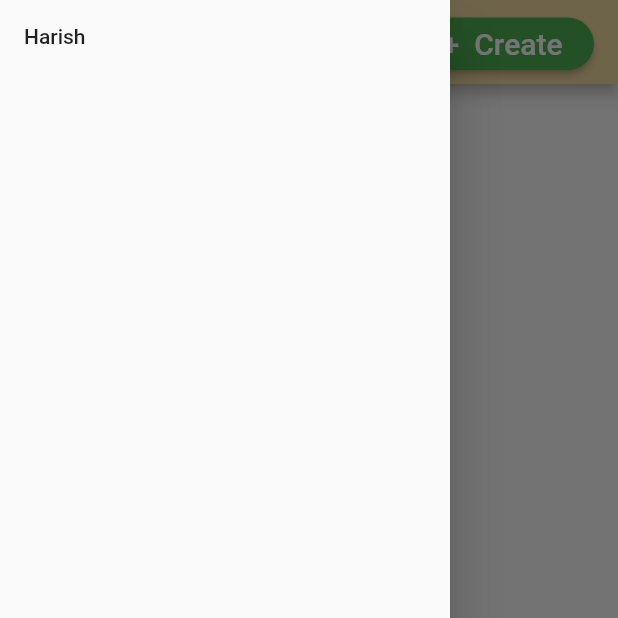
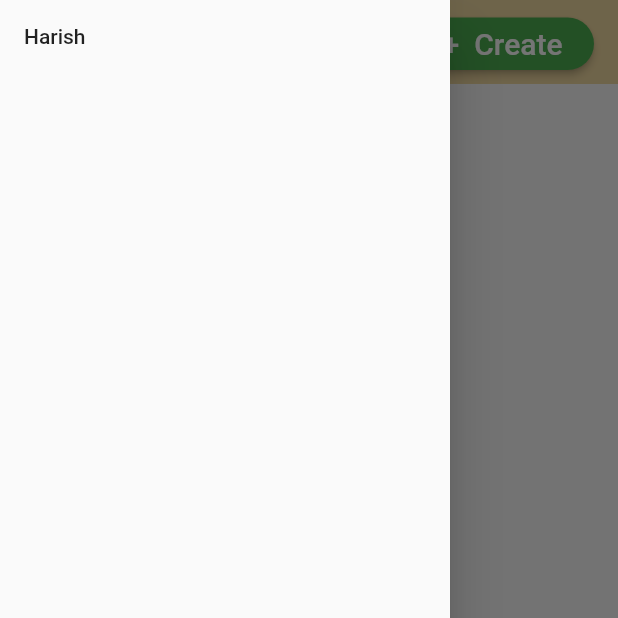
Before and after one commit to Harishnookala/kalluri_milk, a Flutter app: the screen it shows after launch, with the side drawer open, on a phone screen of 412 x 824 dp, the top half of it. Run offline on Flutter 3.47's test engine with Material 2 defaults, Android fonts, the phone set to English and light mode, and no system bars; our stand-ins replace cloud_firestore, dropdown_button2, firebase_auth, firebase_core, firebase_storage, flutter_cache_manager and 1 more; accounts and stored records are empty; Roboto replaces fonts that are missing (Poppins-Thin).

```diff
--- a/lib/AdminScreens/homeScreen.dart
+++ b/lib/AdminScreens/homeScreen.dart
@@ -21,6 +21,7 @@ class adminPannelState extends State<adminPannel> {
       home: Scaffold(
         key: _scaffoldKey,
         appBar: AppBar(
+          elevation: 0.0,
           backgroundColor: Color(0xfff0d9a1),
           leading: IconButton(
             icon: Icon(Icons.menu, size: 40), // change this size and style
```
Also changed, not shown: lib/AdminScreens/shownProducts.dart (+4 -5 lines).
